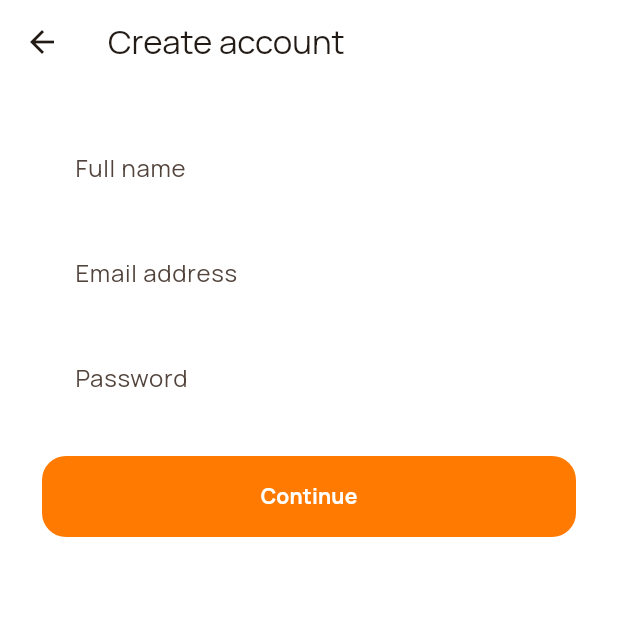
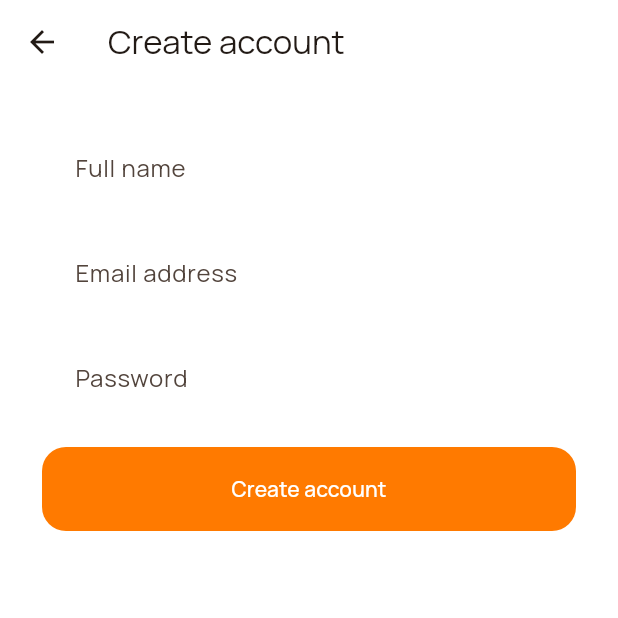
Before and after one commit to Imasha18/HCI-mobile-app, a Flutter app: the RegisterScreen screen opened by its route, on a phone screen of 412 x 824 dp, the top half of it. Run offline on Flutter 3.47's test engine with Material 3 defaults, Android fonts, the phone set to English and light mode, and no system bars; our stand-ins replace dio, flutter_riverpod, flutter_secure_storage, google_fonts; accounts and stored records are empty.

Commit message:
fix(auth): block unauthenticated customer entry

```diff
--- a/lib/features/auth/screens/register_screen.dart
+++ b/lib/features/auth/screens/register_screen.dart
@@ -1,31 +1,92 @@
 import 'package:flutter/material.dart';
+import 'package:flutter_riverpod/flutter_riverpod.dart';
 
 import '../../../config/app_routes.dart';
-import '../../../core/widgets/custom_button.dart';
-import '../../../core/widgets/custom_textfield.dart';
+import '../../customer/providers/customer_provider.dart';
 
-class RegisterScreen extends StatelessWidget {
+class RegisterScreen extends ConsumerStatefulWidget {
   const RegisterScreen({super.key});
 
   @override
+  ConsumerState<RegisterScreen> createState() => _RegisterScreenState();
+}
+
+class _RegisterScreenState extends ConsumerState<RegisterScreen> {
+  final _formKey = GlobalKey<FormState>();
+  final _name = TextEditingController();
+  final _email = TextEditingController();
+  final _password = TextEditingController();
+
+  @override
+  void dispose() {
+    _name.dispose();
+    _email.dispose();
+    _password.dispose();
+    super.dispose();
+  }
+
+  Future<void> _register() async {
+    if (!_formKey.currentState!.validate()) return;
+    final success = await ref
+        .read(customerProvider.notifier)
+        .register(_name.text, _email.text, _password.text);
+    if (success && mounted) {
+      Navigator.pushReplacementNamed(context, AppRoutes.home);
+    }
+  }
+
+  @override
   Widget build(BuildContext context) {
+    final state = ref.watch(customerProvider);
     return Scaffold(
       appBar: AppBar(title: const Text('Create account')),
-      body: ListView(
+      body: Form(
+        key: _formKey,
+        child: ListView(
           padding: const EdgeInsets.all(28),
           children: [
-          const CustomTextField(label: 'Full name'),
+            TextFormField(
+              controller: _name,
+              decoration: const InputDecoration(labelText: 'Full name'),
+              validator: (value) => value == null || value.trim().length < 2
+                  ? 'Enter your full name'
+                  : null,
+            ),
             const SizedBox(height: 14),
-          const CustomTextField(label: 'Email address'),
+            TextFormField(
+              controller: _email,
+              keyboardType: TextInputType.emailAddress,
+              decoration: const InputDecoration(labelText: 'Email address'),
+              validator: (value) => value == null || !value.contains('@')
+                  ? 'Enter a valid email'
+                  : null,
+            ),
             const SizedBox(height: 14),
-          const CustomTextField(label: 'Password', obscureText: true),
-          const SizedBox(height: 24),
-          CustomButton(
-            label: 'Continue',
-            onPressed: () =>
-                Navigator.pushReplacementNamed(context, AppRoutes.home),
+            TextFormField(
+              controller: _password,
+              obscureText: true,
+              decoration: const InputDecoration(labelText: 'Password'),
+              validator: (value) => value == null || value.length < 6
+                  ? 'Password must be at least 6 characters'
+                  : null,
+            ),
+            const SizedBox(height: 18),
+            if (state.error != null)
+              Padding(
+                padding: const EdgeInsets.only(bottom: 16),
+                child: Text(
+                  state.error!,
+                  style: TextStyle(color: Theme.of(context).colorScheme.error),
+                ),
+              ),
+            FilledButton(
+              onPressed: state.isLoading ? null : _register,
+              child: state.isLoading
+                  ? const CircularProgressIndicator(color: Colors.white)
+                  : const Text('Create account'),
             ),
           ],
+        ),
       ),
     );
   }
```
Also changed, not shown: lib/features/customer/providers/customer_provider.dart (+35 -0 lines), 4 other files. Lines whose indentation alone changed are shown as unchanged.
